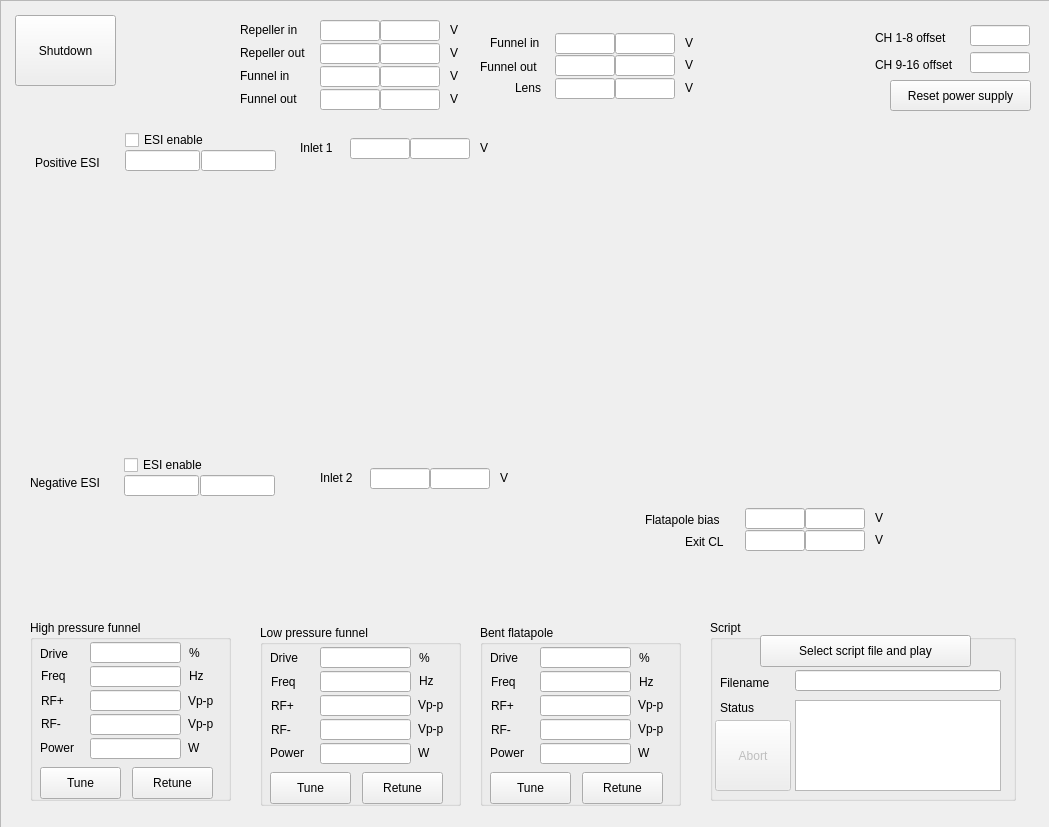
This is softlanding2.ui in MOBILionSystems/MIPS-app-MOBILion as Qt 5 draws it before an edit. The edited form follows.
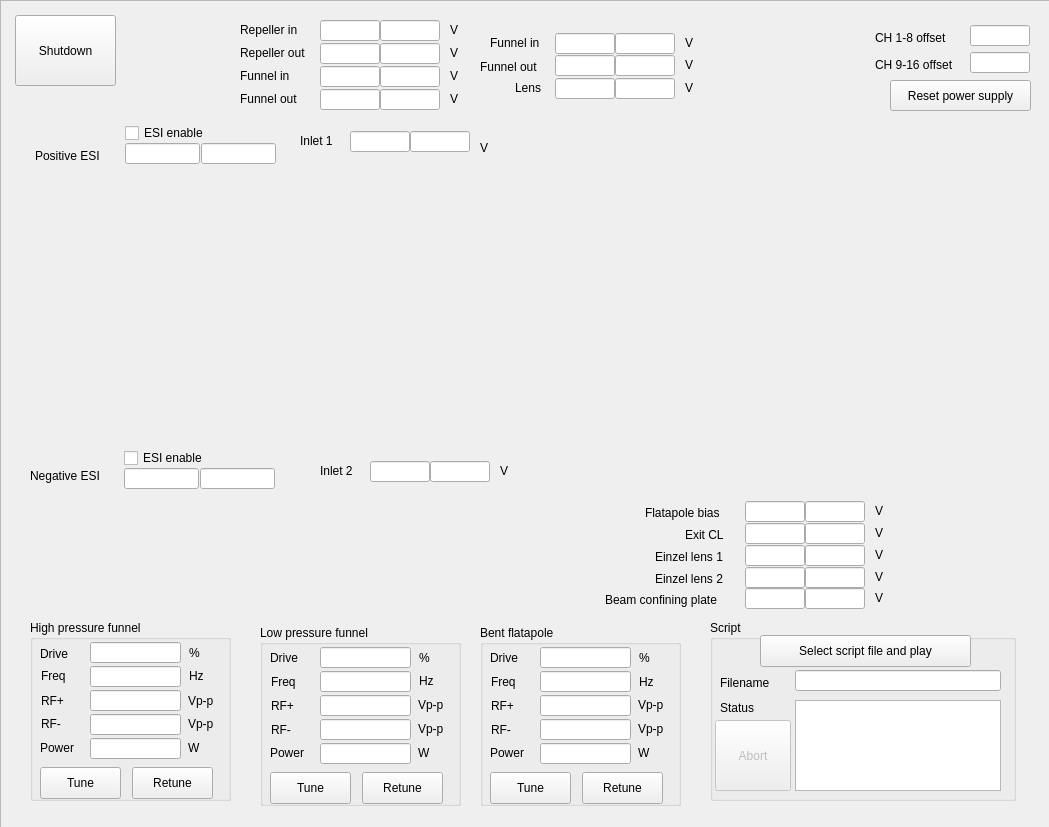
This is the edited form. Icons and pictures are not drawn.

The edit to the form file:
```diff
--- a/softlanding2.ui
+++ b/softlanding2.ui
@@ -35,7 +35,7 @@
     <property name="geometry">
      <rect>
       <x>120</x>
-      <y>125</y>
+      <y>118</y>
       <width>816</width>
       <height>376</height>
      </rect>
@@ -895,7 +895,7 @@
     <property name="geometry">
      <rect>
       <x>410</x>
-      <y>138</y>
+      <y>131</y>
       <width>60</width>
       <height>21</height>
      </rect>
@@ -947,7 +947,7 @@
     <property name="geometry">
      <rect>
       <x>430</x>
-      <y>468</y>
+      <y>461</y>
       <width>60</width>
       <height>21</height>
      </rect>
@@ -1077,7 +1077,7 @@
     <property name="geometry">
      <rect>
       <x>350</x>
-      <y>138</y>
+      <y>131</y>
       <width>60</width>
       <height>21</height>
      </rect>
@@ -1106,7 +1106,7 @@
     <property name="geometry">
      <rect>
       <x>370</x>
-      <y>468</y>
+      <y>461</y>
       <width>60</width>
       <height>21</height>
      </rect>
@@ -1119,7 +1119,7 @@
     <property name="geometry">
      <rect>
       <x>300</x>
-      <y>140</y>
+      <y>133</y>
       <width>46</width>
       <height>16</height>
      </rect>
@@ -1132,7 +1132,7 @@
     <property name="geometry">
      <rect>
       <x>500</x>
-      <y>470</y>
+      <y>463</y>
       <width>21</width>
       <height>16</height>
      </rect>
@@ -1184,7 +1184,7 @@
     <property name="geometry">
      <rect>
       <x>320</x>
-      <y>470</y>
+      <y>463</y>
       <width>51</width>
       <height>16</height>
      </rect>
@@ -1210,7 +1210,7 @@
     <property name="geometry">
      <rect>
       <x>125</x>
-      <y>150</y>
+      <y>143</y>
       <width>75</width>
       <height>21</height>
      </rect>
@@ -1220,7 +1220,7 @@
     <property name="geometry">
      <rect>
       <x>201</x>
-      <y>150</y>
+      <y>143</y>
       <width>75</width>
       <height>21</height>
      </rect>
@@ -1233,7 +1233,7 @@
     <property name="geometry">
      <rect>
       <x>125</x>
-      <y>130</y>
+      <y>123</y>
       <width>86</width>
       <height>20</height>
      </rect>
@@ -1288,7 +1288,7 @@
     <property name="geometry">
      <rect>
       <x>805</x>
-      <y>530</y>
+      <y>523</y>
       <width>60</width>
       <height>21</height>
      </rect>
@@ -1301,7 +1301,7 @@
     <property name="geometry">
      <rect>
       <x>875</x>
-      <y>510</y>
+      <y>503</y>
       <width>21</width>
       <height>16</height>
      </rect>
@@ -1327,7 +1327,7 @@
     <property name="geometry">
      <rect>
       <x>805</x>
-      <y>508</y>
+      <y>501</y>
       <width>60</width>
       <height>21</height>
      </rect>
@@ -1353,7 +1353,7 @@
     <property name="geometry">
      <rect>
       <x>875</x>
-      <y>532</y>
+      <y>525</y>
       <width>21</width>
       <height>16</height>
      </rect>
@@ -1366,7 +1366,7 @@
     <property name="geometry">
      <rect>
       <x>745</x>
-      <y>508</y>
+      <y>501</y>
       <width>60</width>
       <height>21</height>
      </rect>
@@ -1379,7 +1379,7 @@
     <property name="geometry">
      <rect>
       <x>685</x>
-      <y>532</y>
+      <y>525</y>
       <width>51</width>
       <height>20</height>
      </rect>
@@ -1392,7 +1392,7 @@
     <property name="geometry">
      <rect>
       <x>645</x>
-      <y>510</y>
+      <y>503</y>
       <width>91</width>
       <height>20</height>
      </rect>
@@ -1444,7 +1444,7 @@
     <property name="geometry">
      <rect>
       <x>745</x>
-      <y>530</y>
+      <y>523</y>
       <width>60</width>
       <height>21</height>
      </rect>
@@ -1457,7 +1457,7 @@
     <property name="geometry">
      <rect>
       <x>200</x>
-      <y>475</y>
+      <y>468</y>
       <width>75</width>
       <height>21</height>
      </rect>
@@ -1470,7 +1470,7 @@
     <property name="geometry">
      <rect>
       <x>124</x>
-      <y>455</y>
+      <y>448</y>
       <width>86</width>
       <height>20</height>
      </rect>
@@ -1486,7 +1486,7 @@
     <property name="geometry">
      <rect>
       <x>124</x>
-      <y>475</y>
+      <y>468</y>
       <width>75</width>
       <height>21</height>
      </rect>
@@ -1509,7 +1509,7 @@
     <property name="geometry">
      <rect>
       <x>35</x>
-      <y>155</y>
+      <y>148</y>
       <width>76</width>
       <height>16</height>
      </rect>
@@ -1522,7 +1522,7 @@
     <property name="geometry">
      <rect>
       <x>30</x>
-      <y>475</y>
+      <y>468</y>
       <width>81</width>
       <height>16</height>
      </rect>
@@ -1631,6 +1631,162 @@
      </property>
     </widget>
    </widget>
+   <widget class="QLineEdit" name="leSDCB_12">
+    <property name="geometry">
+     <rect>
+      <x>745</x>
+      <y>545</y>
+      <width>60</width>
+      <height>21</height>
+     </rect>
+    </property>
+    <property name="toolTip">
+     <string>MIPS DC bias channel 12</string>
+    </property>
+   </widget>
+   <widget class="QLabel" name="label_62">
+    <property name="geometry">
+     <rect>
+      <x>875</x>
+      <y>547</y>
+      <width>21</width>
+      <height>16</height>
+     </rect>
+    </property>
+    <property name="text">
+     <string>V</string>
+    </property>
+   </widget>
+   <widget class="QLineEdit" name="leGDCBV_12">
+    <property name="geometry">
+     <rect>
+      <x>805</x>
+      <y>545</y>
+      <width>60</width>
+      <height>21</height>
+     </rect>
+    </property>
+    <property name="readOnly">
+     <bool>true</bool>
+    </property>
+   </widget>
+   <widget class="QLabel" name="label_64">
+    <property name="geometry">
+     <rect>
+      <x>655</x>
+      <y>547</y>
+      <width>81</width>
+      <height>20</height>
+     </rect>
+    </property>
+    <property name="text">
+     <string>Einzel lens 1</string>
+    </property>
+   </widget>
+   <widget class="QLabel" name="label_65">
+    <property name="geometry">
+     <rect>
+      <x>655</x>
+      <y>569</y>
+      <width>81</width>
+      <height>20</height>
+     </rect>
+    </property>
+    <property name="text">
+     <string>Einzel lens 2</string>
+    </property>
+   </widget>
+   <widget class="QLabel" name="label_66">
+    <property name="geometry">
+     <rect>
+      <x>875</x>
+      <y>569</y>
+      <width>21</width>
+      <height>16</height>
+     </rect>
+    </property>
+    <property name="text">
+     <string>V</string>
+    </property>
+   </widget>
+   <widget class="QLineEdit" name="leSDCB_13">
+    <property name="geometry">
+     <rect>
+      <x>745</x>
+      <y>567</y>
+      <width>60</width>
+      <height>21</height>
+     </rect>
+    </property>
+    <property name="toolTip">
+     <string>MIPS DC bias channel 13</string>
+    </property>
+   </widget>
+   <widget class="QLineEdit" name="leGDCBV_13">
+    <property name="geometry">
+     <rect>
+      <x>805</x>
+      <y>567</y>
+      <width>60</width>
+      <height>21</height>
+     </rect>
+    </property>
+    <property name="readOnly">
+     <bool>true</bool>
+    </property>
+   </widget>
+   <widget class="QLabel" name="label_68">
+    <property name="geometry">
+     <rect>
+      <x>605</x>
+      <y>590</y>
+      <width>131</width>
+      <height>20</height>
+     </rect>
+    </property>
+    <property name="text">
+     <string>Beam confining plate</string>
+    </property>
+   </widget>
+   <widget class="QLabel" name="label_77">
+    <property name="geometry">
+     <rect>
+      <x>875</x>
+      <y>590</y>
+      <width>21</width>
+      <height>16</height>
+     </rect>
+    </property>
+    <property name="text">
+     <string>V</string>
+    </property>
+   </widget>
+   <widget class="QLineEdit" name="leSDCB_14">
+    <property name="geometry">
+     <rect>
+      <x>745</x>
+      <y>588</y>
+      <width>60</width>
+      <height>21</height>
+     </rect>
+    </property>
+    <property name="toolTip">
+     <string>MIPS DC bias channel 14</string>
+    </property>
+   </widget>
+   <widget class="QLineEdit" name="leGDCBV_14">
+    <property name="geometry">
+     <rect>
+      <x>805</x>
+      <y>588</y>
+      <width>60</width>
+      <height>21</height>
+     </rect>
+    </property>
+    <property name="readOnly">
+     <bool>true</bool>
+    </property>
+   </widget>
   </widget>
  </widget>
  <resources>
```
